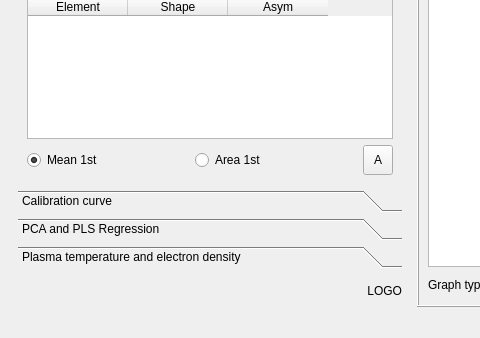
This is env/gui/libssagui.ui in kstenio/libssa as Qt 5 draws it before an edit; both pictures show x 0 to 480 and y 346 to 684 of the 1216 by 684 pixel window. The edited form follows.
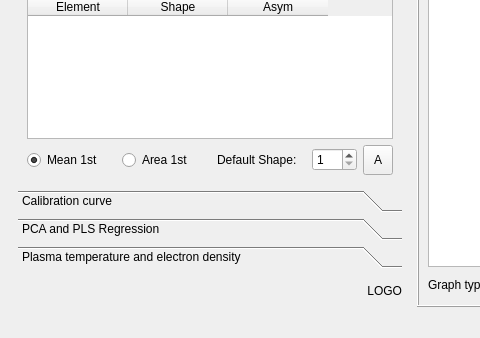
This is the edited form. The open tabs and pages were chosen to show the change. Icons and pictures are not drawn. Custom widgets are drawn as their Qt base class.

```diff
--- a/env/gui/libssagui.ui
+++ b/env/gui/libssagui.ui
@@ -785,8 +785,8 @@
              <rect>
               <x>0</x>
               <y>0</y>
-              <width>302</width>
-              <height>250</height>
+              <width>382</width>
+              <height>393</height>
              </rect>
             </property>
             <attribute name="label">
@@ -975,6 +975,32 @@
                    </property>
                   </widget>
                  </item>
+                 <item>
+                  <widget class="QLabel" name="p3lB1">
+                   <property name="text">
+                    <string>Default Shape:</string>
+                   </property>
+                  </widget>
+                 </item>
+                 <item>
+                  <widget class="QSpinBox" name="p3sB1">
+                   <property name="maximumSize">
+                    <size>
+                     <width>45</width>
+                     <height>16777215</height>
+                    </size>
+                   </property>
+                   <property name="minimum">
+                    <number>1</number>
+                   </property>
+                   <property name="maximum">
+                    <number>10</number>
+                   </property>
+                   <property name="value">
+                    <number>1</number>
+                   </property>
+                  </widget>
+                 </item>
                  <item>
                   <widget class="QToolButton" name="p3tB4">
                    <property name="minimumSize">
```
Left out of the diff: 14 changed lines with no effect on the pictures.
